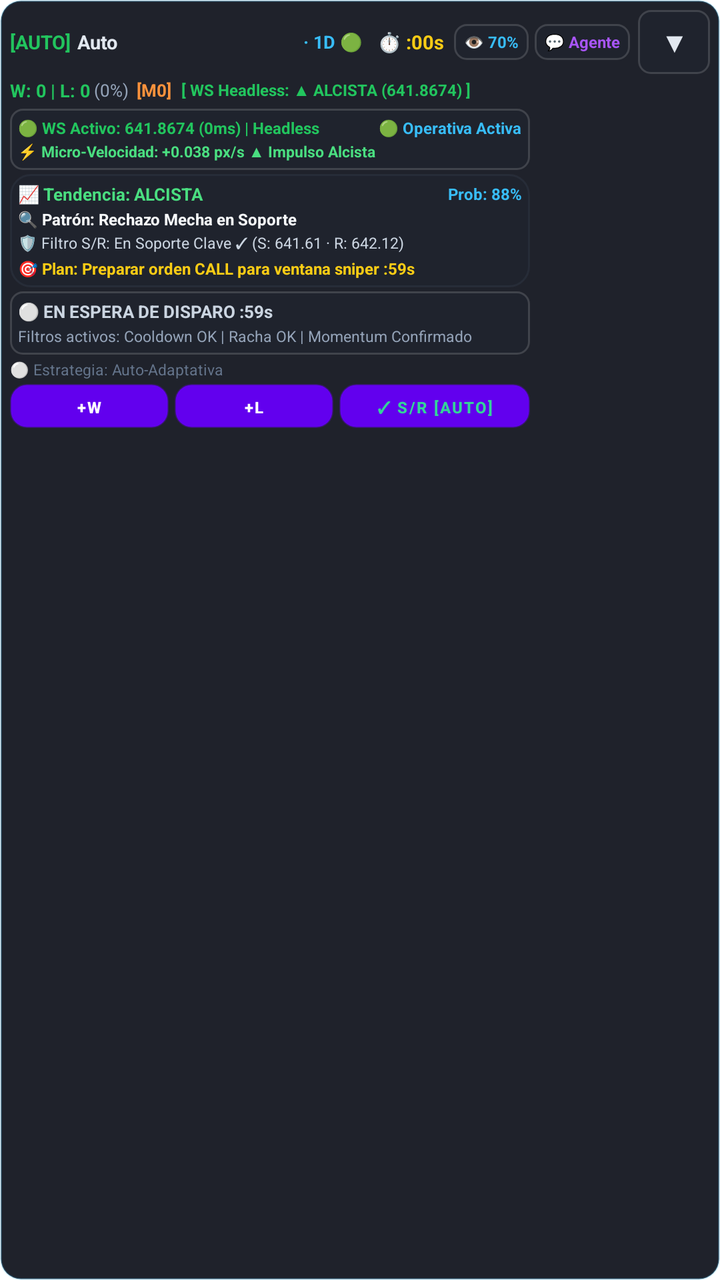
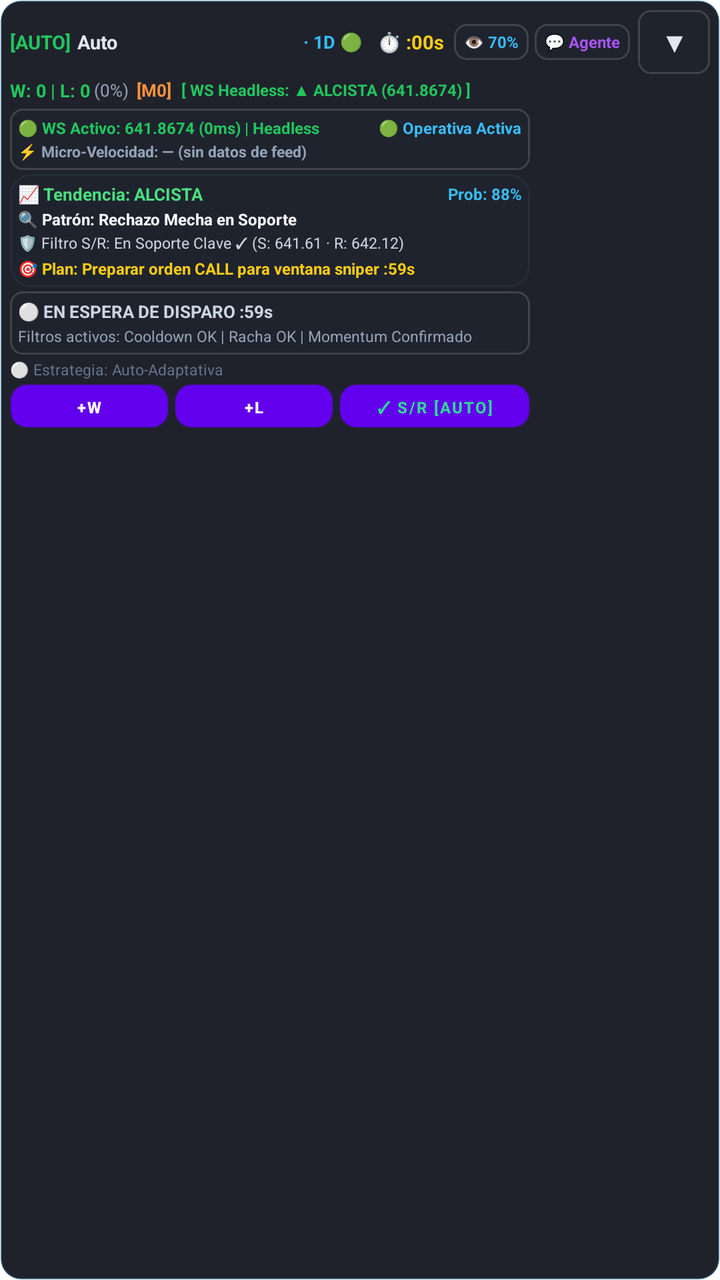

Compare the two renders of this Android layout. The source of the first and the diff that turns it into the second are given below.
<!-- AndroidManifest.xml: application theme Theme.TradeDraw -->
<!-- res/layout/layout_trading_hud.xml -->
<?xml version="1.0" encoding="utf-8"?>
<LinearLayout xmlns:android="http://schemas.android.com/apk/res/android"
    android:id="@+id/hud_root"
    android:layout_width="match_parent"
    android:layout_height="wrap_content"
    android:orientation="vertical"
    android:background="@drawable/bg_hud_panel"
    android:padding="5dp"
    android:elevation="14dp">

    
    <LinearLayout
        android:id="@+id/hud_header_line1"
        android:layout_width="match_parent"
        android:layout_height="wrap_content"
        android:orientation="horizontal"
        android:gravity="center_vertical">

        
        <LinearLayout
            android:layout_width="0dp"
            android:layout_height="wrap_content"
            android:layout_weight="1"
            android:orientation="horizontal"
            android:gravity="center_vertical">

        <TextView
            android:id="@+id/hud_mode"
            android:layout_width="wrap_content"
            android:layout_height="wrap_content"
            android:text="[AUTO]"
            android:textColor="#22c55e"
            android:textSize="9.5sp"
            android:textStyle="bold"
            android:maxLines="1"
            android:ellipsize="end"
            android:paddingEnd="3dp" />

        <TextView
            android:id="@+id/hud_strategy"
            android:layout_width="0dp"
            android:layout_height="wrap_content"
            android:layout_weight="1"
            android:text="Auto"
            android:textColor="#e2e8f0"
            android:textSize="9.5sp"
            android:textStyle="bold"
            android:maxLines="1"
            android:ellipsize="end" />

        <TextView
            android:id="@+id/hud_streak_badge"
            android:layout_width="wrap_content"
            android:layout_height="wrap_content"
            android:text="· 1D 🟢"
            android:textColor="#38bdf8"
            android:textSize="9sp"
            android:textStyle="bold"
            android:maxLines="1"
            android:ellipsize="end"
            android:layout_marginStart="3dp" />

        <TextView
            android:id="@+id/hud_timer"
            android:layout_width="wrap_content"
            android:layout_height="wrap_content"
            android:text=" ⏱️ :00s"
            android:textColor="#facc15"
            android:textSize="9.5sp"
            android:textStyle="bold"
            android:maxLines="1"
            android:layout_marginStart="5dp" />
        </LinearLayout>

        
        <TextView
            android:id="@+id/hud_btn_opacity"
            android:layout_width="wrap_content"
            android:layout_height="18dp"
            android:text=" 👁️ 70% "
            android:textColor="#38bdf8"
            android:textSize="8sp"
            android:textStyle="bold"
            android:gravity="center"
            android:background="@drawable/bg_hud_chip"
            android:layout_marginStart="5dp"
            android:paddingHorizontal="3dp"
            android:clickable="true"
            android:focusable="true" />

        
        <TextView
            android:id="@+id/hud_btn_chat"
            android:layout_width="wrap_content"
            android:layout_height="18dp"
            android:text=" 💬 Agente "
            android:textColor="#a855f7"
            android:textSize="8sp"
            android:textStyle="bold"
            android:gravity="center"
            android:background="@drawable/bg_hud_chip"
            android:layout_marginStart="3dp"
            android:paddingHorizontal="3dp"
            android:clickable="true"
            android:focusable="true" />

        
        <TextView
            android:id="@+id/hud_btn_collapse"
            android:layout_width="36dp"
            android:layout_height="32dp"
            android:minWidth="36dp"
            android:minHeight="32dp"
            android:text="▼"
            android:textColor="#e2e8f0"
            android:textSize="13sp"
            android:textStyle="bold"
            android:gravity="center"
            android:background="@drawable/bg_hud_chip"
            android:layout_marginStart="4dp"
            android:clickable="true"
            android:focusable="true" />
    </LinearLayout>

    
    <LinearLayout
        android:id="@+id/hud_opacity_slider_container"
        android:layout_width="match_parent"
        android:layout_height="24dp"
        android:orientation="horizontal"
        android:gravity="center_vertical"
        android:background="@drawable/bg_hud_chip"
        android:paddingHorizontal="6dp"
        android:layout_marginTop="2dp"
        android:visibility="gone">

        <TextView
            android:layout_width="wrap_content"
            android:layout_height="wrap_content"
            android:text="👁️ Opacidad"
            android:textColor="#38bdf8"
            android:textSize="8sp"
            android:textStyle="bold" />

        <SeekBar
            android:id="@+id/hud_seek_opacity"
            android:layout_width="0dp"
            android:layout_height="wrap_content"
            android:layout_weight="1"
            android:max="80"
            android:progress="50"
            android:thumbTint="#38bdf8"
            android:progressTint="#38bdf8"
            android:progressBackgroundTint="#334155" />

        <TextView
            android:id="@+id/hud_txt_opacity_value"
            android:layout_width="28dp"
            android:layout_height="wrap_content"
            android:text="70%"
            android:gravity="end"
            android:textColor="#f8fafc"
            android:textSize="8sp"
            android:textStyle="bold" />
    </LinearLayout>

    
    <LinearLayout
        android:id="@+id/hud_header_line2"
        android:layout_width="wrap_content"
        android:layout_height="wrap_content"
        android:orientation="horizontal"
        android:gravity="center_vertical"
        android:layout_marginTop="2dp">

        <TextView
            android:id="@+id/hud_stats"
            android:layout_width="wrap_content"
            android:layout_height="wrap_content"
            android:text="W: 0 | L: 0"
            android:textColor="#22c55e"
            android:textSize="9sp"
            android:textStyle="bold" />

        <TextView
            android:id="@+id/hud_winrate"
            android:layout_width="wrap_content"
            android:layout_height="wrap_content"
            android:text=" (0%)"
            android:textColor="#94a3b8"
            android:textSize="8.5sp" />

        <TextView
            android:id="@+id/hud_martingale_badge"
            android:layout_width="wrap_content"
            android:layout_height="wrap_content"
            android:text=" [M0]"
            android:textColor="#fb923c"
            android:textSize="8.5sp"
            android:textStyle="bold"
            android:layout_marginStart="2dp" />

        
        <TextView
            android:id="@+id/hud_power_bar"
            android:layout_width="wrap_content"
            android:layout_height="wrap_content"
            android:text="[ WS Headless: ▲ ALCISTA (641.8674) ]"
            android:textColor="#22c55e"
            android:textSize="8sp"
            android:textStyle="bold"
            android:layout_marginStart="5dp" />
    </LinearLayout>

    
    <LinearLayout
        android:id="@+id/hud_details_container"
        android:layout_width="260dp"
        android:layout_height="wrap_content"
        android:orientation="vertical"
        android:layout_marginTop="3dp"
        android:visibility="visible">

        
        <LinearLayout
            android:id="@+id/hud_manual_fallback_alert"
            android:layout_width="match_parent"
            android:layout_height="wrap_content"
            android:orientation="vertical"
            android:background="@drawable/bg_hud_chip"
            android:padding="6dp"
            android:layout_marginBottom="3dp"
            android:gravity="center"
            android:visibility="gone">

            <TextView
                android:id="@+id/hud_manual_fallback_title"
                android:layout_width="wrap_content"
                android:layout_height="wrap_content"
                android:text="🚨 ¡PULSA MANUAL! 🚨"
                android:textColor="#ffffff"
                android:textSize="11sp"
                android:textStyle="bold" />

            <TextView
                android:id="@+id/hud_manual_fallback_action"
                android:layout_width="wrap_content"
                android:layout_height="wrap_content"
                android:text="▲ CALL (SUBE) ▲"
                android:textColor="#22c55e"
                android:textSize="13sp"
                android:textStyle="bold"
                android:layout_marginTop="2dp" />
        </LinearLayout>

        
        <LinearLayout
            android:layout_width="match_parent"
            android:layout_height="wrap_content"
            android:orientation="vertical"
            android:background="@drawable/bg_hud_chip"
            android:padding="4dp"
            android:layout_marginBottom="2dp">

            <LinearLayout
                android:layout_width="match_parent"
                android:layout_height="wrap_content"
                android:orientation="horizontal"
                android:gravity="center_vertical">

                <TextView
                    android:id="@+id/hud_diag"
                    android:layout_width="0dp"
                    android:layout_height="wrap_content"
                    android:layout_weight="1"
                    android:text="🟢 WS Activo: 641.8674 (0ms) | Headless"
                    android:textColor="#22c55e"
                    android:textSize="8sp"
                    android:textStyle="bold" />

                <TextView
                    android:id="@+id/hud_status"
                    android:layout_width="wrap_content"
                    android:layout_height="wrap_content"
                    android:text="🟢 Operativa Activa"
                    android:textColor="#38bdf8"
                    android:textSize="8sp"
                    android:textStyle="bold" />
            </LinearLayout>

            
            <TextView
                android:id="@+id/hud_tick_velocity"
                android:layout_width="match_parent"
                android:layout_height="wrap_content"
                android:text="⚡ Micro-Velocidad: +0.038 px/s ▲ Impulso Alcista"
                android:textColor="#4ade80"
                android:textSize="7.5sp"
                android:textStyle="bold"
                android:layout_marginTop="1dp" />
        </LinearLayout>

        
        <LinearLayout
            android:id="@+id/hud_didactic_card"
            android:layout_width="match_parent"
            android:layout_height="wrap_content"
            android:orientation="vertical"
            android:background="@drawable/bg_hud_signal_idle"
            android:padding="4dp"
            android:layout_marginBottom="2dp">

            
            <LinearLayout
                android:layout_width="match_parent"
                android:layout_height="wrap_content"
                android:orientation="horizontal"
                android:gravity="center_vertical">

                <TextView
                    android:id="@+id/hud_trend_badge"
                    android:layout_width="0dp"
                    android:layout_height="wrap_content"
                    android:layout_weight="1"
                    android:text="📈 Tendencia: ALCISTA"
                    android:textColor="#4ade80"
                    android:textSize="8.5sp"
                    android:textStyle="bold" />

                <TextView
                    android:id="@+id/hud_prob_badge"
                    android:layout_width="wrap_content"
                    android:layout_height="wrap_content"
                    android:text="Prob: 88%"
                    android:textColor="#38bdf8"
                    android:textSize="8sp"
                    android:textStyle="bold" />
            </LinearLayout>

            
            <TextView
                android:id="@+id/hud_detected_pattern"
                android:layout_width="match_parent"
                android:layout_height="wrap_content"
                android:text="🔍 Patrón: Rechazo Mecha en Soporte"
                android:textColor="#f8fafc"
                android:textSize="8sp"
                android:textStyle="bold"
                android:layout_marginTop="1dp" />

            
            <TextView
                android:id="@+id/hud_sr_filter_badge"
                android:layout_width="match_parent"
                android:layout_height="wrap_content"
                android:text="🛡️ Filtro S/R: En Soporte Clave ✓ (S: 641.61 · R: 642.12)"
                android:textColor="#cbd5e1"
                android:textSize="7.5sp"
                android:layout_marginTop="1dp" />

            
            <TextView
                android:id="@+id/hud_planned_action"
                android:layout_width="match_parent"
                android:layout_height="wrap_content"
                android:text="🎯 Plan: Preparar orden CALL para ventana sniper :59s"
                android:textColor="#facc15"
                android:textSize="8sp"
                android:textStyle="bold"
                android:layout_marginTop="2dp" />
        </LinearLayout>

        
        <LinearLayout
            android:id="@+id/hud_signal_card"
            android:layout_width="match_parent"
            android:layout_height="wrap_content"
            android:orientation="vertical"
            android:background="@drawable/bg_hud_chip"
            android:padding="4dp"
            android:layout_marginBottom="2dp">

            <LinearLayout
                android:layout_width="match_parent"
                android:layout_height="wrap_content"
                android:orientation="horizontal"
                android:gravity="center_vertical">

                <TextView
                    android:id="@+id/hud_signal_title"
                    android:layout_width="0dp"
                    android:layout_height="wrap_content"
                    android:layout_weight="1"
                    android:text="⚪ EN ESPERA DE DISPARO :59s"
                    android:textColor="#cbd5e1"
                    android:textSize="8.5sp"
                    android:textStyle="bold" />

                <TextView
                    android:id="@+id/hud_signal_countdown"
                    android:layout_width="wrap_content"
                    android:layout_height="wrap_content"
                    android:text=""
                    android:textColor="#facc15"
                    android:textSize="8sp"
                    android:textStyle="bold"
                    android:visibility="gone" />
            </LinearLayout>

            <TextView
                android:id="@+id/hud_signal_desc"
                android:layout_width="match_parent"
                android:layout_height="wrap_content"
                android:text="Filtros activos: Cooldown OK | Racha OK | Momentum Confirmado"
                android:textColor="#94a3b8"
                android:textSize="7.5sp"
                android:layout_marginTop="1dp" />
        </LinearLayout>

        
        <TextView
            android:id="@+id/hud_hint"
            android:layout_width="wrap_content"
            android:layout_height="wrap_content"
            android:text="⚪ Estrategia: Auto-Adaptativa"
            android:textColor="#64748b"
            android:textSize="7.5sp"
            android:layout_marginBottom="2dp" />

        
        <LinearLayout
            android:layout_width="match_parent"
            android:layout_height="wrap_content"
            android:orientation="horizontal"
            android:gravity="center_vertical">

            <Button
                android:id="@+id/hud_btn_win"
                android:layout_width="0dp"
                android:layout_height="22dp"
                android:layout_weight="1"
                android:text="+W"
                android:textSize="8sp"
                android:textStyle="bold"
                android:textColor="#ffffff"
                android:background="@drawable/bg_hud_btn_win"
                android:padding="0dp" />

            <Button
                android:id="@+id/hud_btn_loss"
                android:layout_width="0dp"
                android:layout_height="22dp"
                android:layout_weight="1"
                android:text="+L"
                android:textSize="8sp"
                android:textStyle="bold"
                android:textColor="#ffffff"
                android:background="@drawable/bg_hud_btn_loss"
                android:layout_marginStart="3dp"
                android:padding="0dp" />

            <Button
                android:id="@+id/hud_btn_recalc_ai"
                android:layout_width="0dp"
                android:layout_height="22dp"
                android:layout_weight="1.2"
                android:text="✓ S/R [Auto]"
                android:textSize="8sp"
                android:textStyle="bold"
                android:textColor="#34d399"
                android:background="@drawable/bg_hud_btn_recalc"
                android:layout_marginStart="3dp"
                android:padding="0dp" />
        </LinearLayout>
    </LinearLayout>

</LinearLayout>
<!-- resources referenced by this layout -->
<resources>
  <!-- drawable bg_hud_btn_loss (drawable) -->
  <?xml version="1.0" encoding="utf-8"?>
  <ripple xmlns:android="http://schemas.android.com/apk/res/android"
      android:color="#40FFFFFF">
      <item>
          <shape android:shape="rectangle">
              <gradient
                  android:startColor="#F43F5E"
                  android:endColor="#E11D48"
                  android:angle="270" />
              <corners android:radius="8dp" />
              <stroke
                  android:width="1dp"
                  android:color="#4DFB7185" />
          </shape>
      </item>
  </ripple>
  <!-- drawable bg_hud_btn_recalc (drawable) -->
  <?xml version="1.0" encoding="utf-8"?>
  <ripple xmlns:android="http://schemas.android.com/apk/res/android"
      android:color="#40FFFFFF">
      <item>
          <shape android:shape="rectangle">
              <gradient
                  android:startColor="#0284c7"
                  android:endColor="#0369a1"
                  android:angle="270" />
              <corners android:radius="8dp" />
              <stroke
                  android:width="1dp"
                  android:color="#4D38BDF8" />
          </shape>
      </item>
  </ripple>
  <!-- drawable bg_hud_btn_win (drawable) -->
  <?xml version="1.0" encoding="utf-8"?>
  <ripple xmlns:android="http://schemas.android.com/apk/res/android"
      android:color="#40FFFFFF">
      <item>
          <shape android:shape="rectangle">
              <gradient
                  android:startColor="#10B981"
                  android:endColor="#059669"
                  android:angle="270" />
              <corners android:radius="8dp" />
              <stroke
                  android:width="1dp"
                  android:color="#4D34D399" />
          </shape>
      </item>
  </ripple>
  <!-- drawable bg_hud_chip (drawable) -->
  <?xml version="1.0" encoding="utf-8"?>
  <shape xmlns:android="http://schemas.android.com/apk/res/android"
      android:shape="rectangle">
      <solid android:color="#331E293B" />
      <corners android:radius="6dp" />
      <stroke
          android:width="1dp"
          android:color="#26FFFFFF" />
  </shape>
  <!-- drawable bg_hud_panel (drawable) -->
  <?xml version="1.0" encoding="utf-8"?>
  <shape xmlns:android="http://schemas.android.com/apk/res/android"
      android:shape="rectangle">
      <solid android:color="#E6070A14" />
      <corners android:radius="10dp" />
      <stroke
          android:width="1dp"
          android:color="#3338BDF8" />
  </shape>
  <!-- drawable bg_hud_signal_idle (drawable) -->
  <?xml version="1.0" encoding="utf-8"?>
  <shape xmlns:android="http://schemas.android.com/apk/res/android"
      android:shape="rectangle">
      <solid android:color="#1A1E293B" />
      <corners android:radius="10dp" />
      <stroke
          android:width="1dp"
          android:color="#33475569" />
  </shape>
  <style name="Theme.TradeDraw" parent="Theme.MaterialComponents.DayNight.NoActionBar" />
</resources>

<!-- the commit's change to res/layout/layout_trading_hud.xml (unified diff, before → after) -->
@@ -293,8 +293,8 @@
                 android:id="@+id/hud_tick_velocity"
                 android:layout_width="match_parent"
                 android:layout_height="wrap_content"
-                android:text="⚡ Micro-Velocidad: +0.038 px/s ▲ Impulso Alcista"
-                android:textColor="#4ade80"
+                android:text="⚡ Micro-Velocidad: — (sin datos de feed)"
+                android:textColor="#94a3b8"
                 android:textSize="7.5sp"
                 android:textStyle="bold"
                 android:layout_marginTop="1dp" />
